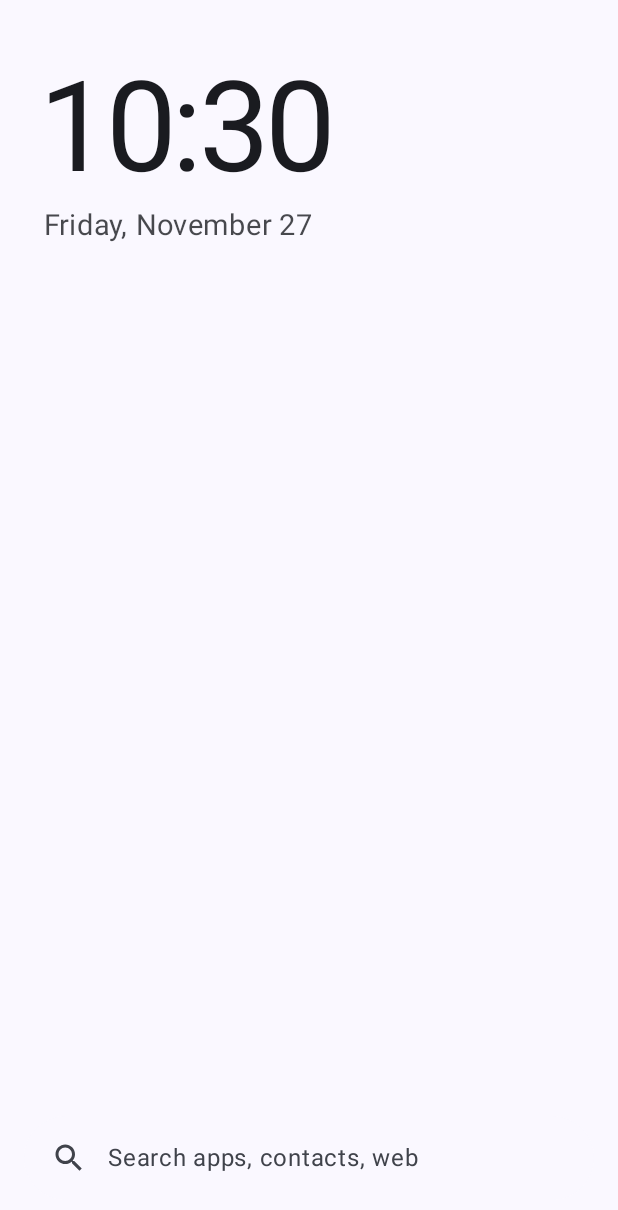
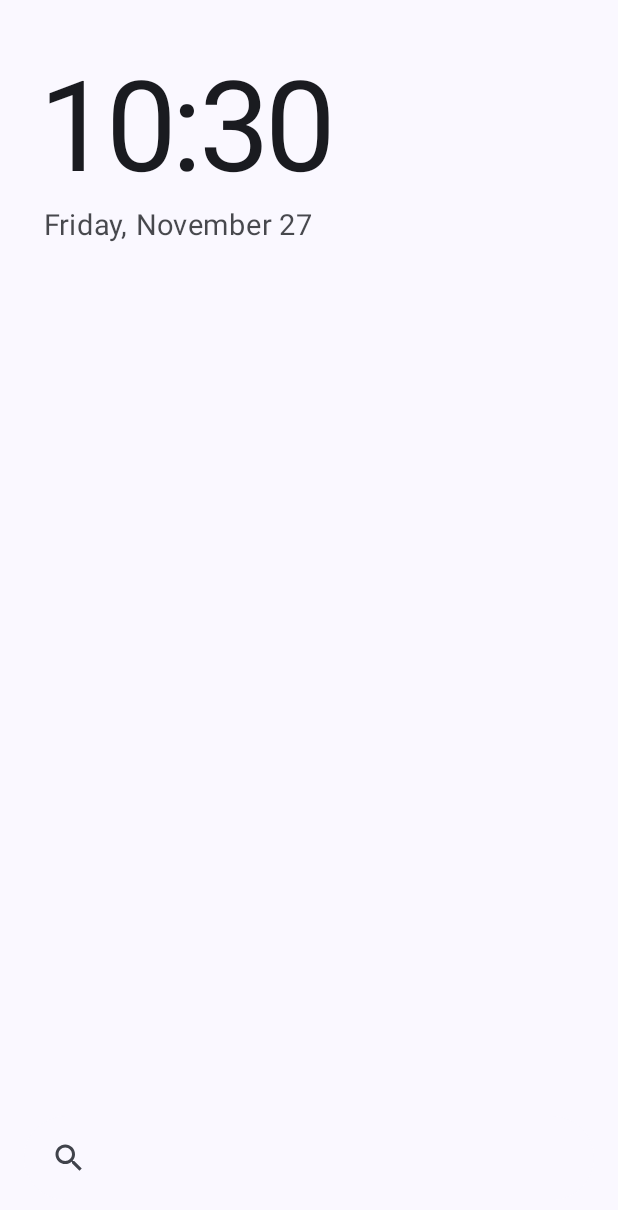
Before and after one commit to SymphonySimper/launcher, an Android app built with Jetpack Compose: the composable LauncherRoot called with empty values, on a phone screen of 412 x 824 dp. Shown: the top 1210 px of the screen. Run offline under Robolectric (Android 15) with nearby library versions, the phone set to English and light mode, and no system bars.

Commit message:
ui: remove search hint text
Co-Authored-By: Claude Opus 5.5 <noreply@anthropic.com>

```diff
--- a/app/src/main/java/com/symphonysimper/launcher/MainActivity.kt
+++ b/app/src/main/java/com/symphonysimper/launcher/MainActivity.kt
@@ -146,7 +146,6 @@ private fun LauncherRoot(resetSignal: Int) {
         SearchField(
             value = query,
             onValueChange = { query = it },
-            placeholder = "Search apps, contacts, web",
             onSearch = ::onEnter,
             focusRequester = searchFocus,
             color = MaterialTheme.colorScheme.surfaceBright,
--- a/app/src/main/java/com/symphonysimper/launcher/SettingsActivity.kt
+++ b/app/src/main/java/com/symphonysimper/launcher/SettingsActivity.kt
@@ -438,7 +438,7 @@ private fun AppListPage(title: String, onBack: () -> Unit, list: LazyListScope.(
     PageScaffold(
         title, onBack,
         bottom = {
-            SearchField(query, { query = it }, "Search apps", Modifier.fillMaxWidth().padding(horizontal = 10.dp, vertical = 10.dp))
+            SearchField(query, { query = it }, Modifier.fillMaxWidth().padding(horizontal = 10.dp, vertical = 10.dp))
         },
     ) {
         LazyColumn(
--- a/app/src/main/java/com/symphonysimper/launcher/ui/Common.kt
+++ b/app/src/main/java/com/symphonysimper/launcher/ui/Common.kt
@@ -98,7 +98,6 @@ fun searchBarSpace(): Dp = 10.dp + 56.dp + searchBarBottom()
 fun SearchField(
     value: String,
     onValueChange: (String) -> Unit,
-    placeholder: String,
     modifier: Modifier = Modifier,
     focusRequester: FocusRequester = FocusRequester(),
     onSearch: () -> Unit = {},
@@ -127,10 +126,7 @@ fun SearchField(
                     Icon(Ic.search, null, tint = colors.onSurfaceVariant)
                     Spacer(Modifier.width(14.dp))
                 }
-                Box(Modifier.weight(1f)) {
-                    if (value.isEmpty()) Text(placeholder, color = colors.onSurfaceVariant, maxLines = 1)
-                    field()
-                }
+                Box(Modifier.weight(1f)) { field() }
                 if (value.isNotEmpty()) {
                     IconButton(onClick = { onValueChange("") }, shapes = IconButtonDefaults.shapes()) { Icon(Ic.close, "Clear") }
                 } else {
```
